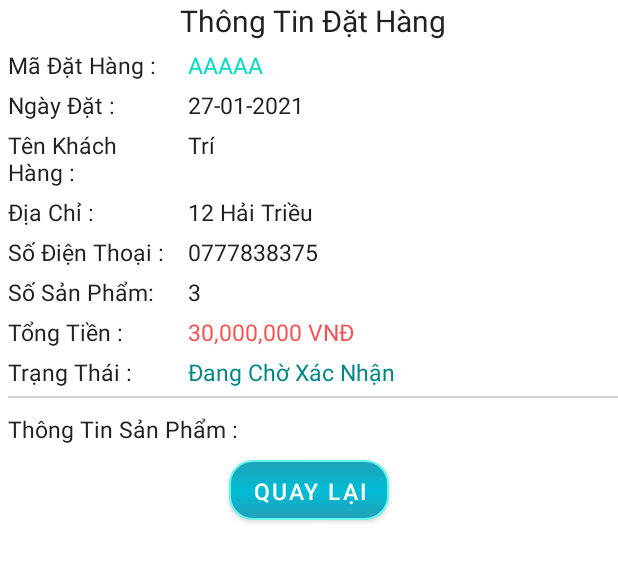
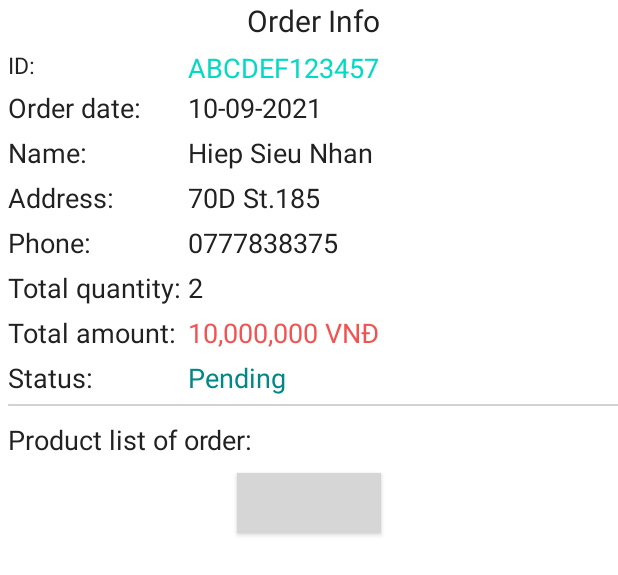
Before and after one commit to hiepmarin/shirt-store-android, an Android app: the layout fragment_order_info.xml on its own in the app's theme, with its tools: preview values and no code run, on a phone screen of 412 x 824 dp. Shown: the top 575 px of the screen. Run offline under Robolectric (Android 15) with nearby library versions, the phone set to English and light mode, and no system bars; grey boxes are pictures that could not be loaded.

Commit message:
change UI

```diff
--- a/app/src/main/java/com/ssv/appsalephone/Fragment/DetailProductFragment.java
+++ b/app/src/main/java/com/ssv/appsalephone/Fragment/DetailProductFragment.java
@@ -80,9 +80,9 @@ public class DetailProductFragment extends Fragment {
             Glide.with(getContext()).load(detailProduct.getUrlImg()).into(imgDetailProductPhoto);
             tvDetailProductDescription.setText(detailProduct.getDescription());
 
-            for (int i = 0;i< listCartProduct.size();i++){
+            for (int i=0; i< listCartProduct.size(); i++){
 
-                if (listCartProduct.get(i).getProductName().equals(detailProduct.getProductName())){
+                if (listCartProduct.get(i).getId().equals(detailProduct.getId())){
                     isAddToCart = true;
                     btnDetailProductBuy.setText("Added");
                     btnDetailProductBuy.setBackgroundResource(R.drawable.custom_button_gray);
--- a/app/src/main/res/drawable/ic_baseline_account_box_24.xml
+++ b/app/src/main/res/drawable/ic_baseline_account_box_24.xml
@@ -1,6 +1,6 @@
 <vector xmlns:android="http://schemas.android.com/apk/res/android"
-    android:width="30dp"
-    android:height="30dp"
+    android:width="24dp"
+    android:height="24dp"
     android:viewportWidth="24"
     android:viewportHeight="24"
     android:tint="?attr/colorControlNormal">
--- a/app/src/main/res/layout/fragment_order_info.xml
+++ b/app/src/main/res/layout/fragment_order_info.xml
@@ -1,9 +1,9 @@
 <?xml version="1.0" encoding="utf-8"?>
 <FrameLayout xmlns:android="http://schemas.android.com/apk/res/android"
+    xmlns:app="http://schemas.android.com/apk/res-auto"
     xmlns:tools="http://schemas.android.com/tools"
     android:layout_width="match_parent"
     android:layout_height="match_parent"
-    xmlns:app="http://schemas.android.com/apk/res-auto"
     tools:context=".Fragment.OrderInfoFragment">
 
     <ScrollView
@@ -19,204 +19,186 @@
                 android:id="@+id/tv_order_info_text1"
                 android:layout_width="match_parent"
                 android:layout_height="wrap_content"
-                android:text="Thông Tin Đặt Hàng"
                 android:gravity="center"
-                android:textSize="20sp"
-                android:textColor="@color/text_color">
-            </TextView>
+                android:text="Order Info"
+                android:textColor="@color/text_color"
+                android:textSize="20sp" />
 
             <TextView
                 android:id="@+id/tv_order_info_text2"
                 android:layout_width="120dp"
                 android:layout_height="wrap_content"
+                android:layout_below="@+id/tv_order_info_text1"
                 android:layout_marginTop="5dp"
-                android:layout_below="@+id/tv_order_info_text1"
-                android:text="Mã Đặt Hàng :"
-                android:textSize="15sp"
-                android:textColor="@color/text_color">
-            </TextView>
+                android:text="ID: "
+                android:textColor="@color/text_color"
+                android:textSize="15sp" />
 
             <TextView
                 android:id="@+id/tv_order_info_no"
                 android:layout_width="match_parent"
                 android:layout_height="wrap_content"
+                android:layout_below="@+id/tv_order_info_text1"
                 android:layout_marginTop="5dp"
-                android:layout_below="@+id/tv_order_info_text1"
                 android:layout_toRightOf="@+id/tv_order_info_text2"
-                android:text="AAAAA"
-                android:textSize="15sp"
-                android:textColor="@color/teal_200">
-            </TextView>
+                android:text="ABCDEF123457"
+                android:textColor="@color/teal_200"
+                android:textSize="18sp" />
 
             <TextView
                 android:id="@+id/tv_order_info_text3"
                 android:layout_width="120dp"
                 android:layout_height="wrap_content"
+                android:layout_below="@+id/tv_order_info_text2"
                 android:layout_marginTop="5dp"
-                android:layout_below="@+id/tv_order_info_text2"
-                android:text="Ngày Đặt :"
-                android:textSize="15sp"
-                android:textColor="@color/text_color">
-            </TextView>
+                android:text="Order date:"
+                android:textColor="@color/text_color"
+                android:textSize="18sp" />
 
             <TextView
                 android:id="@+id/tv_order_info_date"
                 android:layout_width="match_parent"
                 android:layout_height="wrap_content"
+                android:layout_below="@+id/tv_order_info_text2"
                 android:layout_marginTop="5dp"
-                android:layout_below="@+id/tv_order_info_text2"
                 android:layout_toRightOf="@+id/tv_order_info_text3"
-                android:text="27-01-2021"
-                android:textSize="15sp"
-                android:textColor="@color/text_color">
-            </TextView>
+                android:text="10-09-2021"
+                android:textColor="@color/text_color"
+                android:textSize="18sp" />
 
             <TextView
                 android:id="@+id/tv_order_info_text4"
                 android:layout_width="120dp"
                 android:layout_height="wrap_content"
+                android:layout_below="@+id/tv_order_info_text3"
                 android:layout_marginTop="5dp"
-                android:layout_below="@+id/tv_order_info_text3"
-                android:text="Tên Khách Hàng :"
-                android:textSize="15sp"
-                android:textColor="@color/text_color">
-            </TextView>
+                android:text="Name:"
+                android:textColor="@color/text_color"
+                android:textSize="18sp" />
 
             <TextView
                 android:id="@+id/tv_order_info_cust_name"
                 android:layout_width="match_parent"
                 android:layout_height="wrap_content"
+                android:layout_below="@+id/tv_order_info_text3"
                 android:layout_marginTop="5dp"
-                android:layout_below="@+id/tv_order_info_text3"
                 android:layout_toRightOf="@+id/tv_order_info_text4"
-                android:text="Trí"
-                android:textSize="15sp"
-                android:textColor="@color/text_color">
-            </TextView>
+                android:text="Hiep Sieu Nhan"
+                android:textColor="@color/text_color"
+                android:textSize="18sp" />
 
             <TextView
                 android:id="@+id/tv_order_info_text5"
                 android:layout_width="120dp"
                 android:layout_height="wrap_content"
+                android:layout_below="@+id/tv_order_info_text4"
                 android:layout_marginTop="5dp"
-                android:layout_below="@+id/tv_order_info_text4"
-                android:text="Địa Chỉ :"
-                android:textSize="15sp"
-                android:textColor="@color/text_color">
-            </TextView>
+                android:text="Address:"
+                android:textColor="@color/text_color"
+                android:textSize="18sp" />
 
             <TextView
                 android:id="@+id/tv_order_info_cust_address"
                 android:layout_width="match_parent"
                 android:layout_height="wrap_content"
+                android:layout_below="@+id/tv_order_info_text4"
                 android:layout_marginTop="5dp"
-                android:layout_below="@+id/tv_order_info_text4"
                 android:layout_toRightOf="@+id/tv_order_info_text5"
-                android:text="12 Hải Triều"
-                android:textSize="15sp"
-                android:textColor="@color/text_color">
-            </TextView>
+                android:text="70D St.185"
+                android:textColor="@color/text_color"
+                android:textSize="18sp" />
 
             <TextView
                 android:id="@+id/tv_order_info_text6"
                 android:layout_width="120dp"
                 android:layout_height="wrap_content"
+                android:layout_below="@+id/tv_order_info_text5"
                 android:layout_marginTop="5dp"
-                android:layout_below="@+id/tv_order_info_text5"
-                android:text="Số Điện Thoại :"
-                android:textSize="15sp"
-                android:textColor="@color/text_color">
-            </TextView>
+                android:text="Phone:"
+                android:textColor="@color/text_color"
+                android:textSize="18sp" />
 
             <TextView
                 android:id="@+id/tv_order_info_cust_phone"
                 android:layout_width="match_parent"
                 android:layout_height="wrap_content"
+                android:layout_below="@+id/tv_order_info_text5"
                 android:layout_marginTop="5dp"
-                android:layout_below="@+id/tv_order_info_text5"
                 android:layout_toRightOf="@+id/tv_order_info_text5"
                 android:text="0777838375"
-                android:textSize="15sp"
-                android:textColor="@color/text_color">
-            </TextView>
+                android:textColor="@color/text_color"
+                android:textSize="18sp" />
 
             <TextView
                 android:id="@+id/tv_order_info_text7"
                 android:layout_width="120dp"
                 android:layout_height="wrap_content"
+                android:layout_below="@+id/tv_order_info_text6"
                 android:layout_marginTop="5dp"
-                android:layout_below="@+id/tv_order_info_text6"
-                android:text="Số Sản Phẩm:"
-                android:textSize="15sp"
-                android:textColor="@color/text_color">
-            </TextView>
+                android:text="Total quantity:"
+                android:textColor="@color/text_color"
+                android:textSize="18sp" />
 
             <TextView
                 android:id="@+id/tv_order_info_num"
                 android:layout_width="match_parent"
                 android:layout_height="wrap_content"
+                android:layout_below="@+id/tv_order_info_text6"
                 android:layout_marginTop="5dp"
-                android:layout_below="@+id/tv_order_info_text6"
                 android:layout_toRightOf="@+id/tv_order_info_text5"
-                android:text="3"
-                android:textSize="15sp"
-                android:textColor="@color/text_color">
-            </TextView>
+                android:text="2"
+                android:textColor="@color/text_color"
+                android:textSize="18sp" />
 
             <TextView
                 android:id="@+id/tv_order_info_text8"
                 android:layout_width="120dp"
                 android:layout_height="wrap_content"
+                android:layout_below="@+id/tv_order_info_text7"
                 android:layout_marginTop="5dp"
-                android:layout_below="@+id/tv_order_info_text7"
-                android:text="Tổng Tiền :"
-                android:textSize="15sp"
-                android:textColor="@color/text_color">
-            </TextView>
+                android:text="Total amount:"
+                android:textColor="@color/text_color"
+                android:textSize="18sp" />
 
             <TextView
                 android:id="@+id/tv_order_info_total"
                 android:layout_width="match_parent"
                 android:layout_height="wrap_content"
+                android:layout_below="@+id/tv_order_info_text7"
                 android:layout_marginTop="5dp"
-                android:layout_below="@+id/tv_order_info_text7"
                 android:layout_toRightOf="@+id/tv_order_info_text6"
-                android:text="30,000,000 VNĐ"
-                android:textSize="15sp"
-                android:textColor="@color/red">
-            </TextView>
+                android:text="10,000,000 VNĐ"
+                android:textColor="@color/red"
+                android:textSize="18sp" />
 
             <TextView
                 android:id="@+id/tv_order_info_text9"
                 android:layout_width="120dp"
                 android:layout_height="wrap_content"
+                android:layout_below="@+id/tv_order_info_text8"
                 android:layout_marginTop="5dp"
-                android:layout_below="@+id/tv_order_info_text8"
-                android:text="Trạng Thái :"
-                android:textSize="15sp"
-                android:textColor="@color/text_color">
-            </TextView>
+                android:text="Status:"
+                android:textColor="@color/text_color"
+                android:textSize="18sp" />
 
             <TextView
                 android:id="@+id/tv_order_info_status"
                 android:layout_width="match_parent"
                 android:layout_height="wrap_content"
+                android:layout_below="@+id/tv_order_info_text8"
                 android:layout_marginTop="5dp"
-                android:layout_below="@+id/tv_order_info_text8"
                 android:layout_toRightOf="@+id/tv_order_info_text7"
-                android:text="Đang Chờ Xác Nhận"
-                android:textSize="15sp"
-                android:textColor="@color/teal_700">
-            </TextView>
+                android:text="Pending"
+                android:textColor="@color/teal_700"
+                android:textSize="18sp" />
 
             <View
                 android:id="@+id/divider2"
                 android:layout_width="match_parent"
                 android:layout_height="1dp"
+                android:layout_below="@+id/tv_order_info_text9"
                 android:layout_marginTop="5dp"
-                android:layout_below="@+id/tv_order_info_text9"
-                android:background="@color/divider">
-            </View>
+                android:background="@color/divider" />
 
             <TextView
                 android:id="@+id/tv_order_info_text10"
@@ -224,33 +206,30 @@
                 android:layout_height="wrap_content"
                 android:layout_below="@+id/divider2"
                 android:layout_marginTop="10dp"
-                android:text="Thông Tin Sản Phẩm :"
-                android:textSize="15sp"
-                android:textColor="@color/text_color">
-            </TextView>
+                android:text="Product list of order:"
+                android:textColor="@color/text_color"
+                android:textSize="18sp" />
 
             <androidx.recyclerview.widget.RecyclerView
                 android:id="@+id/rcv_order_info"
                 android:layout_width="match_parent"
                 android:layout_height="wrap_content"
-                android:layout_marginTop="10dp"
+                android:layout_below="@+id/tv_order_info_text10"
                 android:layout_marginLeft="5dp"
-                android:layout_below="@+id/tv_order_info_text10">
-            </androidx.recyclerview.widget.RecyclerView>
+                android:layout_marginTop="10dp" />
 
             <Button
                 android:id="@+id/btn_order_info_back"
                 android:layout_width="wrap_content"
                 android:layout_height="40dp"
-                android:layout_marginBottom="10dp"
                 android:layout_below="@+id/rcv_order_info"
                 android:layout_centerHorizontal="true"
-                android:text="Quay Lại"
+                android:layout_marginBottom="10dp"
+                android:background="@drawable/custom_button_red"
+                android:backgroundTint="@null"
+                android:text="Back"
                 android:textSize="15sp"
-                android:background="@drawable/custom_button"
-                android:backgroundTint="@null"
-                app:backgroundTint="@null">
-            </Button>
+                app:backgroundTint="@null" />
 
         </RelativeLayout>
 
```
Also changed, not shown: app/src/main/java/com/ssv/appsalephone/Home.java (+11 -11 lines), app/src/main/res/layout/activity_home.xml (+3 -4 lines), app/src/main/res/layout/fragment_cart.xml (+10 -10 lines), app/src/main/res/layout/item_cart.xml (+43 -28 lines), app/src/main/res/layout/item_order_info.xml (+26 -31 lines), app/src/main/res/layout/item_search.xml (+12 -16 lines).
